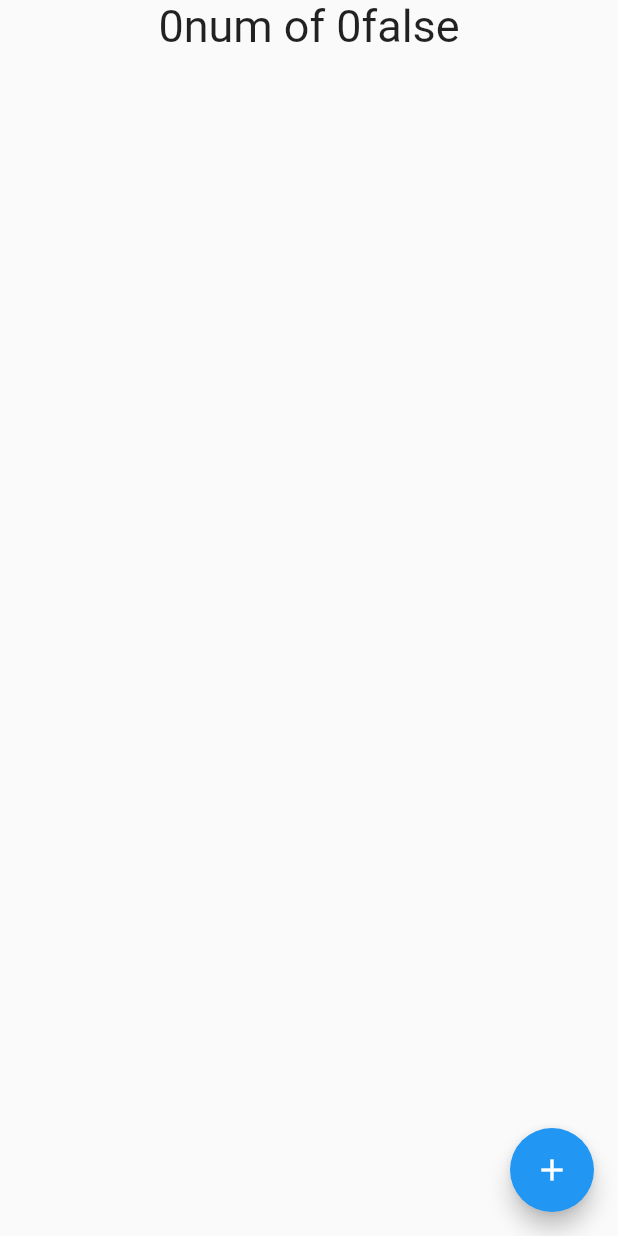
After one commit to agoetc/flutter-enjoy, a Flutter app: the TodoListPage screen opened directly, after a tap on the "add" icon, on a phone screen of 412 x 824 dp. The commit adds this screen. Run offline on Flutter 3.47's test engine with Material 2 defaults, Android fonts, the phone set to English and light mode, and no system bars.

Commit message:
todolist用のページ追加

```diff
--- /dev/null
+++ b/lib/domain/todolist/TodoItem.dart
@@ -0,0 +1,13 @@
+class TodoItemId {
+  int value;
+
+  TodoItemId(this.value);
+}
+
+class TodoItem {
+  TodoItemId id;
+  String content;
+  bool isCompleted = false;
+
+  TodoItem(this.id, this.content);
+}
--- a/lib/main.dart
+++ b/lib/main.dart
@@ -1,5 +1,5 @@
 import 'package:flutter/material.dart';
-import 'package:flutter_enjoy/ui/pages/home/MyHomePage.dart';
+import 'package:flutter_enjoy/ui/home/MyHomePage.dart';
 
 void main() {
   runApp(const MyApp());
@@ -8,7 +8,6 @@ void main() {
 class MyApp extends StatelessWidget {
   const MyApp({super.key});
 
-  // This widget is the root of your application.
   @override
   Widget build(BuildContext context) {
     return MaterialApp(
--- a/lib/ui/components/home/Counter.dart
+++ b/lib/ui/counter/component/Counter.dart
@@ -1,9 +1,9 @@
 import 'package:flutter/material.dart';
 
 class Counter extends StatelessWidget {
+  final int counter;
+
   const Counter({super.key, required this.counter});
-
-  final int counter;
 
   @override
   Widget build(BuildContext context) {
--- /dev/null
+++ b/lib/ui/todolist/component/TodoItemText.dart
@@ -0,0 +1,15 @@
+import 'package:flutter/material.dart';
+
+class TodoItemText extends StatelessWidget {
+  final String text;
+
+  const TodoItemText(this.text, {super.key});
+
+  @override
+  Widget build(BuildContext context) {
+    return Text(
+      text,
+      style: const TextStyle(fontSize: 30),
+    );
+  }
+}
--- /dev/null
+++ b/lib/ui/todolist/component/TodoItems.dart
@@ -0,0 +1,27 @@
+import 'package:flutter/material.dart';
+import 'package:flutter_enjoy/domain/todolist/TodoItem.dart';
+import 'package:flutter_enjoy/ui/todolist/component/TodoItemText.dart';
+
+class TodoItems extends StatelessWidget {
+  final List<TodoItem> todoItems;
+
+  const TodoItems(this.todoItems, {super.key});
+
+  @override
+  Widget build(BuildContext context) {
+    return Column(
+      children: todoItems
+          .map(
+            (item) => Row(
+              mainAxisAlignment: MainAxisAlignment.center,
+              children: <Widget>[
+                TodoItemText(item.id.value.toString()),
+                TodoItemText(item.content),
+                TodoItemText(item.isCompleted.toString()),
+              ],
+            ),
+          )
+          .toList(),
+    );
+  }
+}
--- /dev/null
+++ b/lib/ui/todolist/page/TodoListPage.dart
@@ -0,0 +1,35 @@
+import 'package:flutter/material.dart';
+import 'package:flutter_enjoy/domain/todolist/TodoItem.dart';
+
+import '../component/TodoItems.dart';
+
+class TodoListPage extends StatefulWidget {
+  const TodoListPage({super.key});
+
+  @override
+  State<TodoListPage> createState() => _TodoListPageState();
+}
+
+class _TodoListPageState extends State<TodoListPage> {
+  int num = 0;
+  List<TodoItem> todoItems = [];
+
+  void _createTodoItem() {
+    TodoItem item = TodoItem(TodoItemId(num), "num of $num");
+
+    setState(() {
+      todoItems.add(item);
+      num++;
+    });
+  }
+
+  @override
+  Widget build(BuildContext context) {
+    return Scaffold(
+        body: TodoItems(todoItems),
+        floatingActionButton: FloatingActionButton(
+            onPressed: _createTodoItem,
+            tooltip: 'Increment',
+            child: const Icon(Icons.add)));
+  }
+}
```
Also changed, not shown: lib/ui/counter/page/CounterPage.dart (added, +34 -0 lines), lib/ui/home/MyHomePage.dart (renamed from lib/ui/pages/home/MyHomePage.dart, +10 -15 lines).
